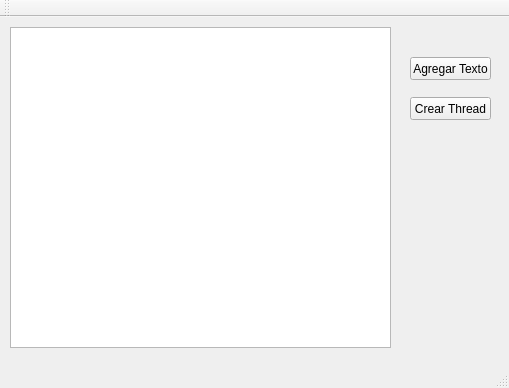
Qt form mainwindow.ui (jcespinoza/Threadex) before a commit.
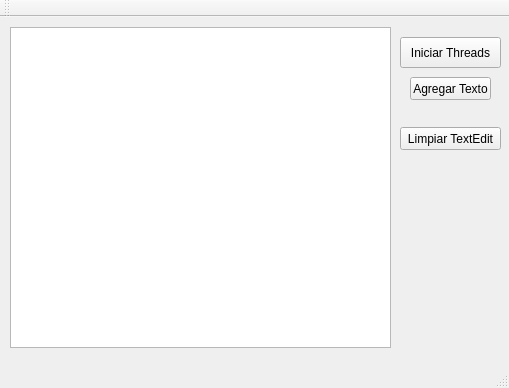
The same form after that commit.

```diff
--- a/mainwindow.ui
+++ b/mainwindow.ui
@@ -28,7 +28,7 @@
     <property name="geometry">
      <rect>
       <x>410</x>
-      <y>40</y>
+      <y>60</y>
       <width>81</width>
       <height>23</height>
      </rect>
@@ -40,14 +40,27 @@
    <widget class="QPushButton" name="pbCrear">
     <property name="geometry">
      <rect>
-      <x>410</x>
-      <y>80</y>
-      <width>81</width>
+      <x>400</x>
+      <y>20</y>
+      <width>101</width>
+      <height>31</height>
+     </rect>
+    </property>
+    <property name="text">
+     <string>Iniciar Threads</string>
+    </property>
+   </widget>
+   <widget class="QPushButton" name="pbClean">
+    <property name="geometry">
+     <rect>
+      <x>400</x>
+      <y>110</y>
+      <width>101</width>
       <height>23</height>
      </rect>
     </property>
     <property name="text">
-     <string>Crear Thread</string>
+     <string>Limpiar TextEdit</string>
     </property>
    </widget>
   </widget>
```
Left out of the diff: 2 changed lines with no effect on the pictures.
